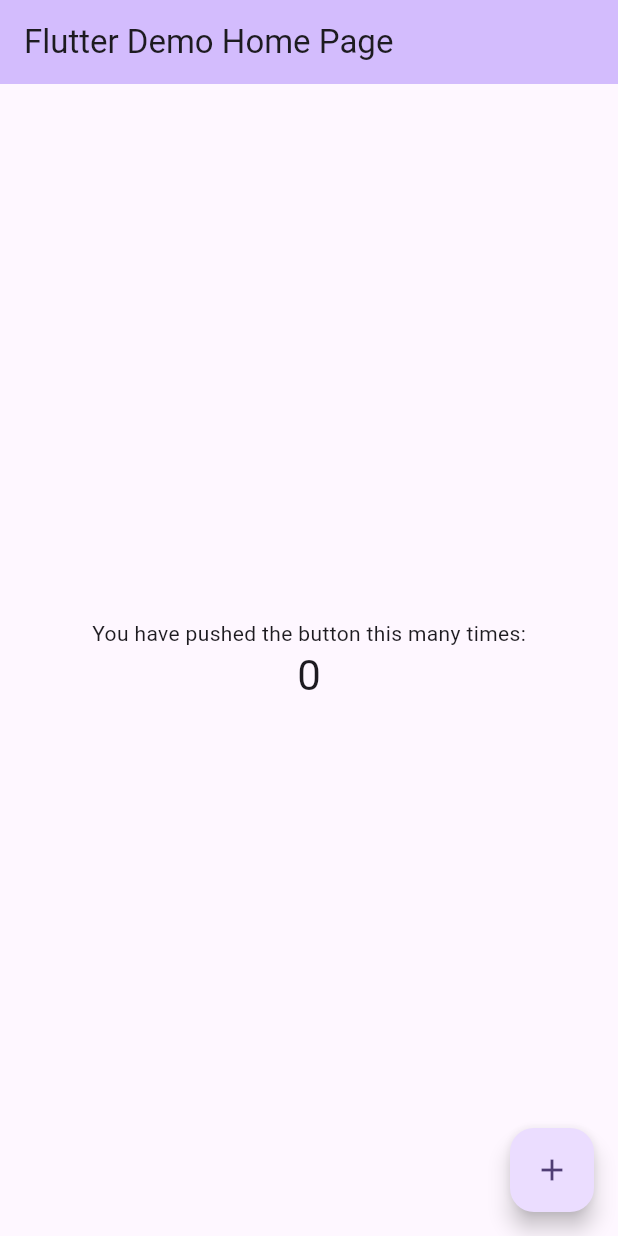
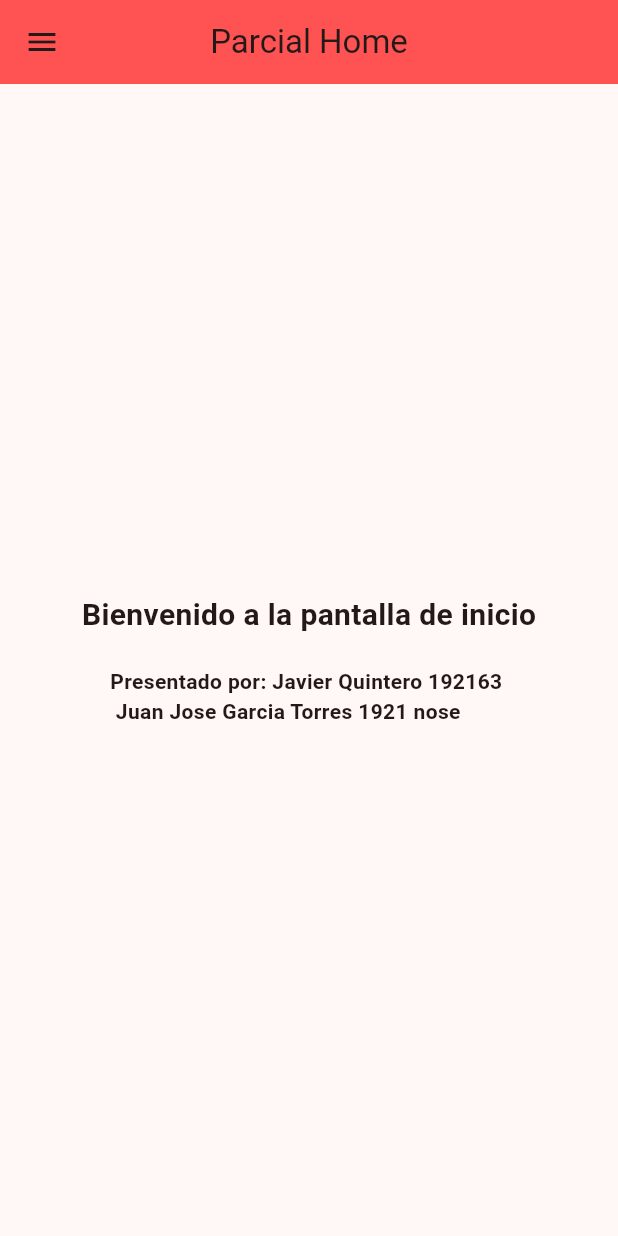
Before and after one commit to javierquinterocl/Parcial_Dispositivos, a Flutter app: the screen it shows after launch, on a phone screen of 412 x 824 dp. Run offline on Flutter 3.47's test engine with Material 3 defaults, Android fonts, the phone set to English and light mode, and no system bars.

Commit message:
add home

```diff
--- /dev/null
+++ b/lib/config/router/app_router.dart
@@ -0,0 +1,17 @@
+import 'package:flutter/widgets.dart';
+
+class AppRouter {
+  final String patch;
+  final String title;
+  final IconData icon;
+  final String descripcion;
+  final WidgetBuilder builder;
+
+  AppRouter({
+    required this.patch,
+    required this.title,
+    required this.icon,
+    required this.descripcion,
+    required this.builder,
+  });
+}
--- /dev/null
+++ b/lib/config/router/router.dart
@@ -0,0 +1,24 @@
+import 'package:flutter/material.dart';
+import 'app_router.dart';
+import 'package:parcial_uno_dispo/presentation/Screen/Screen.dart';
+
+
+
+class Routers {
+  static final List<AppRouter> appRoutes = [
+    AppRouter(
+      patch: '/',
+      title: 'Home',
+      icon: Icons.home,
+      descripcion: 'Pantalla de inicio',
+      builder: (context) => const HomeScreen(),
+    ),
+
+  ];
+
+   static route() => {
+    for (var pages in appRoutes) pages.patch: pages.builder
+  };
+
+
+}
--- /dev/null
+++ b/lib/config/theme/theme.dart
@@ -0,0 +1,32 @@
+import 'package:flutter/material.dart';
+
+const colorList = <Color>[
+  Colors.red,
+  Colors.green,
+  Colors.blue,
+  Colors.yellow,
+  Colors.orange,
+  Colors.purple,
+  Colors.pink,
+  Colors.brown,
+  Colors.grey,
+  Colors.black,
+];
+
+class AppTheme {
+
+  final int selectColor;
+  final bool isDark;
+
+  AppTheme({this.selectColor = 0, this.isDark = false});
+
+  ThemeData getTheme() => ThemeData(
+    useMaterial3: true,
+    colorSchemeSeed: colorList[selectColor],
+    brightness: isDark ? Brightness.dark : Brightness.light,
+    appBarTheme: AppBarTheme(
+      centerTitle: true,
+      backgroundColor: colorList[selectColor],
+    )
+  );
+}
--- a/lib/main.dart
+++ b/lib/main.dart
@@ -1,4 +1,7 @@
 import 'package:flutter/material.dart';
+import 'package:parcial_uno_dispo/config/router/app_router.dart';
+import 'package:parcial_uno_dispo/config/router/router.dart';
+import 'package:parcial_uno_dispo/config/theme/theme.dart';
 
 void main() {
   runApp(const MyApp());
@@ -7,116 +10,14 @@ void main() {
 class MyApp extends StatelessWidget {
   const MyApp({super.key});
 
-  // This widget is the root of your application.
   @override
-  Widget build(BuildContext context) {
+  Widget build(BuildContext context, ) {
     return MaterialApp(
-      title: 'Flutter Demo',
-      theme: ThemeData(
-        // This is the theme of your application.
-        //
-        // TRY THIS: Try running your application with "flutter run". You'll see
-        // the application has a purple toolbar. Then, without quitting the app,
-        // try changing the seedColor in the colorScheme below to Colors.green
-        // and then invoke "hot reload" (save your changes or press the "hot
-        // reload" button in a Flutter-supported IDE, or press "r" if you used
-        // the command line to start the app).
-        //
-        // Notice that the counter didn't reset back to zero; the application
-        // state is not lost during the reload. To reset the state, use hot
-        // restart instead.
-        //
-        // This works for code too, not just values: Most code changes can be
-        // tested with just a hot reload.
-        colorScheme: ColorScheme.fromSeed(seedColor: Colors.deepPurple),
-      ),
-      home: const MyHomePage(title: 'Flutter Demo Home Page'),
+
+      initialRoute: '/',
+      routes: Routers.route(),
+      theme: AppTheme().getTheme(),
+
     );
   }
 }
-
-class MyHomePage extends StatefulWidget {
-  const MyHomePage({super.key, required this.title});
-
-  // This widget is the home page of your application. It is stateful, meaning
-  // that it has a State object (defined below) that contains fields that affect
-  // how it looks.
-
-  // This class is the configuration for the state. It holds the values (in this
-  // case the title) provided by the parent (in this case the App widget) and
-  // used by the build method of the State. Fields in a Widget subclass are
-  // always marked "final".
-
-  final String title;
-
-  @override
-  State<MyHomePage> createState() => _MyHomePageState();
-}
-
-class _MyHomePageState extends State<MyHomePage> {
-  int _counter = 0;
-
-  void _incrementCounter() {
-    setState(() {
-      // This call to setState tells the Flutter framework that something has
-      // changed in this State, which causes it to rerun the build method below
-      // so that the display can reflect the updated values. If we changed
-      // _counter without calling setState(), then the build method would not be
-      // called again, and so nothing would appear to happen.
-      _counter++;
-    });
-  }
-
-  @override
-  Widget build(BuildContext context) {
-    // This method is rerun every time setState is called, for instance as done
-    // by the _incrementCounter method above.
-    //
-    // The Flutter framework has been optimized to make rerunning build methods
-    // fast, so that you can just rebuild anything that needs updating rather
-    // than having to individually change instances of widgets.
-    return Scaffold(
-      appBar: AppBar(
-        // TRY THIS: Try changing the color here to a specific color (to
-        // Colors.amber, perhaps?) and trigger a hot reload to see the AppBar
-        // change color while the other colors stay the same.
-        backgroundColor: Theme.of(context).colorScheme.inversePrimary,
-        // Here we take the value from the MyHomePage object that was created by
-        // the App.build method, and use it to set our appbar title.
-        title: Text(widget.title),
-      ),
-      body: Center(
-        // Center is a layout widget. It takes a single child and positions it
-        // in the middle of the parent.
-        child: Column(
-          // Column is also a layout widget. It takes a list of children and
-          // arranges them vertically. By default, it sizes itself to fit its
-          // children horizontally, and tries to be as tall as its parent.
-          //
-          // Column has various properties to control how it sizes itself and
-          // how it positions its children. Here we use mainAxisAlignment to
-          // center the children vertically; the main axis here is the vertical
-          // axis because Columns are vertical (the cross axis would be
-          // horizontal).
-          //
-          // TRY THIS: Invoke "debug painting" (choose the "Toggle Debug Paint"
-          // action in the IDE, or press "p" in the console), to see the
-          // wireframe for each widget.
-          mainAxisAlignment: MainAxisAlignment.center,
-          children: <Widget>[
-            const Text('You have pushed the button this many times:'),
-            Text(
-              '$_counter',
-              style: Theme.of(context).textTheme.headlineMedium,
-            ),
-          ],
-        ),
-      ),
-      floatingActionButton: FloatingActionButton(
-        onPressed: _incrementCounter,
-        tooltip: 'Increment',
-        child: const Icon(Icons.add),
-      ), // This trailing comma makes auto-formatting nicer for build methods.
-    );
-  }
-}
--- /dev/null
+++ b/lib/presentation/Screen/Screen.dart
@@ -0,0 +1 @@
+export 'package:parcial_uno_dispo/presentation/Screen/home/home.dart';
--- /dev/null
+++ b/lib/presentation/Screen/home/home.dart
@@ -0,0 +1,46 @@
+import 'package:flutter/material.dart';
+import 'package:parcial_uno_dispo/config/router/router.dart';
+
+class HomeScreen extends StatelessWidget {
+  const HomeScreen({super.key});
+
+  @override
+  Widget build(BuildContext context) {
+    return Scaffold(
+      appBar: AppBar(
+
+        title: const Text("Parcial Home"),
+        backgroundColor: Colors.redAccent,
+      )
+      ,
+      body: Center(
+        child: Column(
+          mainAxisAlignment: MainAxisAlignment.center,
+
+          children: const [
+            Text("Bienvenido a la pantalla de inicio", style: TextStyle(fontSize: 20, fontWeight: FontWeight.bold),),
+            SizedBox(height: 20),
+            Text("Presentado por: Javier Quintero 192163 \n " "Juan Jose Garcia Torres 1921 nose", style: TextStyle(fontWeight: FontWeight.bold),),
+
+          ],
+        ),
+      ),
+      drawer: Drawer(
+        child: ListView(
+          children: [
+            ...Routers.appRoutes.map((e){
+              return ListTile(
+                title: Text(e.title),
+                subtitle: Text(e.descripcion),
+                leading: Icon(e.icon),
+                onTap: (){
+                  Navigator.pushNamed(context, e.patch);
+                },
+              );
+            })
+          ],
+        )
+      ),
+    );
+  }
+}
```
Also changed, not shown: lib/presentation/Screen/peticion/peticion.dart (added).
